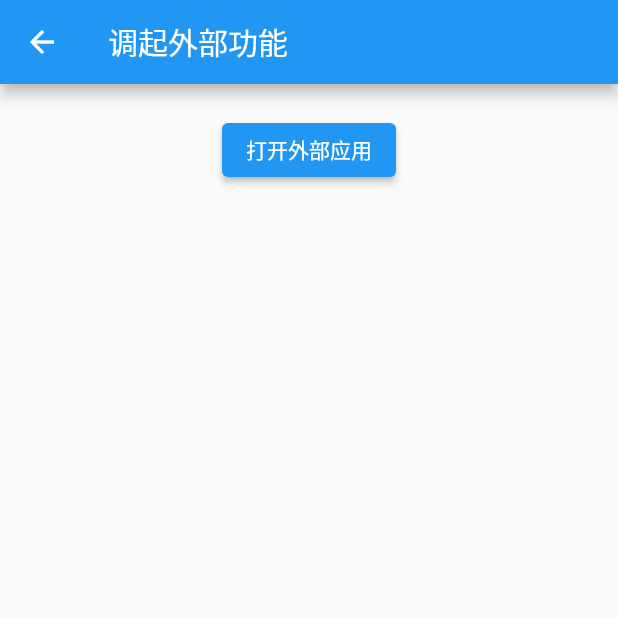
After one commit to dezhizhang/share, a Flutter app: the LunchPage screen opened directly, after a tap on "打开外部应用", on a phone screen of 412 x 824 dp, the top half of it. The commit adds this screen. Run offline on Flutter 3.47's test engine with Material 2 defaults, Android fonts, the phone set to English and light mode, and no system bars; our stand-ins replace dio, flutter_html.

Commit message:
调起外部权限

```diff
--- a/app/lib/pages/Home.dart
+++ b/app/lib/pages/Home.dart
@@ -29,6 +29,12 @@ class _HomeContent extends State<HomeContent> {
             onPressed: () {
               Navigator.pushNamed(context, '/htmlpage');
             },
+          ),
+          ElevatedButton(
+            onPressed: () {
+              Navigator.pushNamed(context, '/lunchpage');
+            },
+            child: Text('打电话与发短信功能'),
           )
         ],
       ),
--- /dev/null
+++ b/app/lib/pages/Lunchpage.dart
@@ -0,0 +1,48 @@
+import 'package:flutter/material.dart';
+import 'package:url_launcher/url_launcher.dart';
+
+class LunchPage extends StatelessWidget {
+  @override
+  Widget build(BuildContext context) {
+    // TODO: implement build
+    return Scaffold(
+      appBar: AppBar(
+        title: Text('调起外部功能'),
+      ),
+      body: LunchContent(),
+    );
+  }
+}
+
+class LunchContent extends StatefulWidget {
+  _LunchContent createState() => _LunchContent();
+}
+
+class _LunchContent extends State<LunchContent> {
+  openApplication() async {
+    const url = "https://www.baidu.com";
+    if (await canLaunch(url)) {
+      await launch(url);
+    } else {
+      throw '您的设置暂不支持';
+    }
+  }
+
+  @override
+  Widget build(BuildContext context) {
+    // TODO: implement build
+    return Container(
+      padding: EdgeInsets.all(20),
+      child: Center(
+        child: Column(
+          children: <Widget>[
+            ElevatedButton(
+              child: Text('打开外部应用'),
+              onPressed: openApplication,
+            )
+          ],
+        ),
+      ),
+    );
+  }
+}
--- a/app/lib/routes/Routes.dart
+++ b/app/lib/routes/Routes.dart
@@ -1,11 +1,13 @@
 import 'package:flutter/material.dart';
 import '../pages/Home.dart';
 import '../pages/HtmlPage.dart';
+import '../pages/Lunchpage.dart';
 
 //配置路由
 Map<String, dynamic> routes = {
   '/': (context) => HomePage(),
   '/htmlpage': (context) => HtmlPage(),
+  '/lunchpage': (context) => LunchPage(),
 };
 
 //固定写法
--- a/app/pubspec.yaml
+++ b/app/pubspec.yaml
@@ -30,6 +30,8 @@ dependencies:
   cupertino_icons: ^1.0.2
   dio: ^4.0.0
   flutter_html: ^2.1.0
+  url_launcher: ^6.0.6
+
 
 dev_dependencies:
   flutter_test:
```
Also changed, not shown: app/pubspec.lock, 4 other files.
